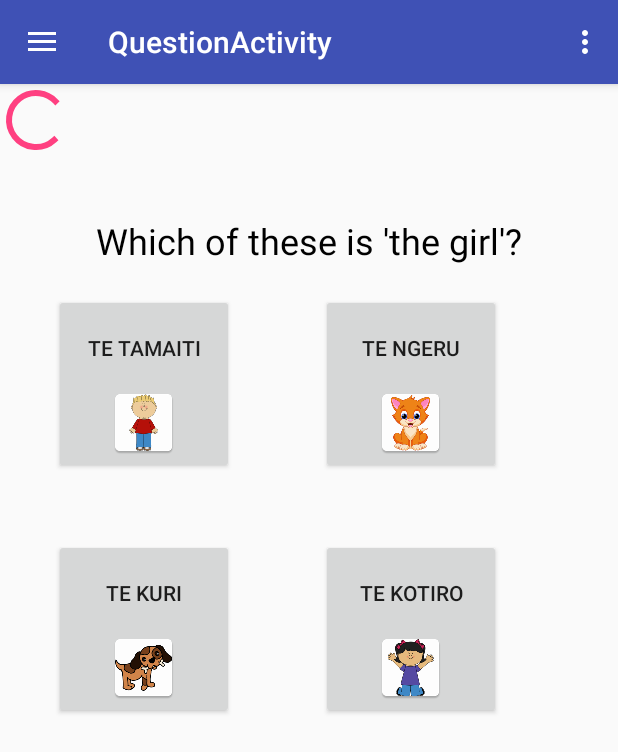
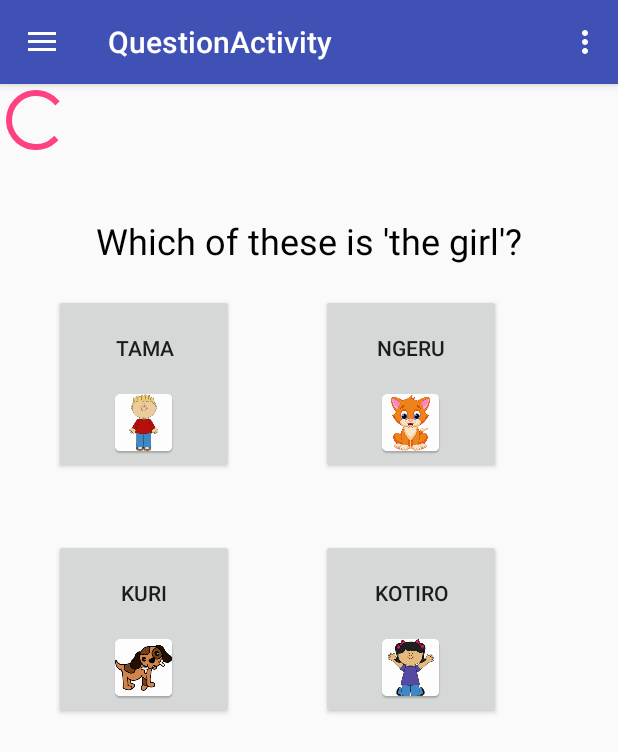
Before and after one commit to arist0cles/Reolingo, an Android app: the QuestionActivity screen opened directly, with no data from a screen before it, on a phone screen of 412 x 824 dp. Shown: the top 752 px of the screen. Run offline under Robolectric (Android 15) with nearby library versions, the phone set to English and light mode, and no system bars; plain views replace StateProgressBar.

Commit message:
built apk

```diff
--- a/Reolingo/app/src/main/res/layout/content_question.xml
+++ b/Reolingo/app/src/main/res/layout/content_question.xml
@@ -41,7 +41,7 @@
         android:layout_width="120dp"
         android:layout_height="120dp"
         android:drawableBottom="@mipmap/cat"
-        android:text="te ngeru"
+        android:text="ngeru"
         android:layout_marginLeft="214dp"
         app:layout_constraintLeft_toLeftOf="parent"
         android:layout_marginTop="140dp"
@@ -55,7 +55,7 @@
         android:layout_width="120dp"
         android:layout_height="120dp"
         android:drawableBottom="@mipmap/boy"
-        android:text="te tamaiti"
+        android:text="tama"
         android:layout_marginLeft="36dp"
         android:layout_marginTop="140dp"
         android:layout_marginBottom="56dp"
@@ -69,7 +69,7 @@
         android:layout_width="120dp"
         android:layout_height="120dp"
         android:drawableBottom="@mipmap/dog"
-        android:text="te kuri"
+        android:text="kuri"
         android:layout_marginLeft="36dp"
         app:layout_constraintLeft_toLeftOf="parent"
         android:layout_marginTop="303dp"
@@ -80,7 +80,7 @@
         android:layout_width="120dp"
         android:layout_height="120dp"
         android:drawableBottom="@mipmap/girl"
-        android:text="te kotiro"
+        android:text="kotiro"
         android:layout_marginLeft="214dp"
         app:layout_constraintLeft_toLeftOf="parent"
         android:layout_marginTop="303dp"
```
Also changed, not shown: 1 other file.
